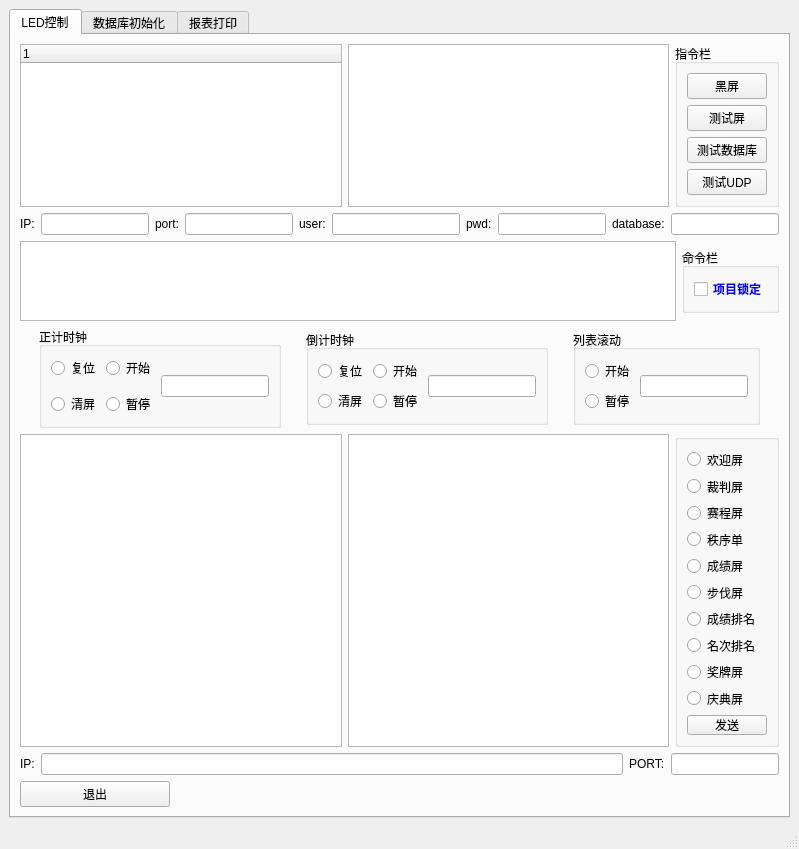
jack-liaojie/LED_DEMO, file module/frm_LED.ui: the form before one commit.
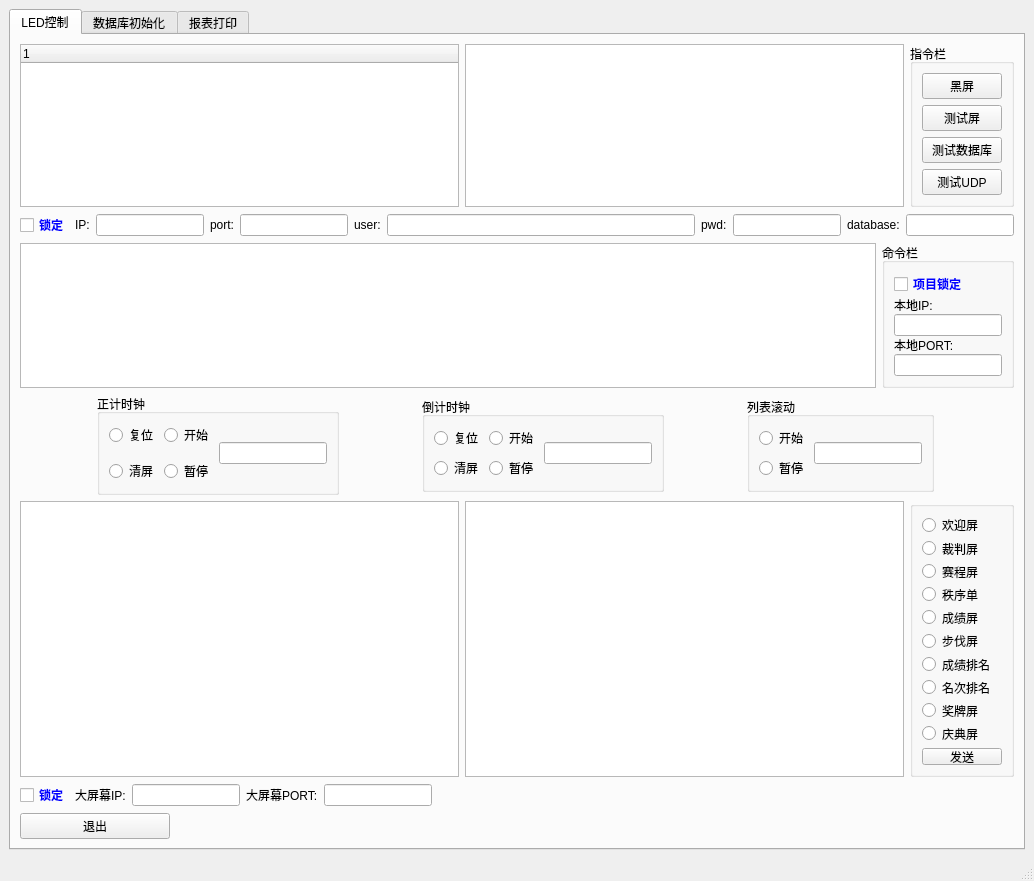
The form after the commit.

Commit message: 9-16时钟控制大屏幕颜色调整都已完成

What changed in the file:
```diff
--- a/module/frm_LED.ui
+++ b/module/frm_LED.ui
@@ -6,8 +6,8 @@
    <rect>
     <x>0</x>
     <y>0</y>
-    <width>799</width>
-    <height>849</height>
+    <width>1034</width>
+    <height>881</height>
    </rect>
   </property>
   <property name="windowTitle">
@@ -135,6 +135,57 @@
         </item>
         <item>
          <layout class="QHBoxLayout" name="horizontalLayout_9">
+          <item>
+           <widget class="QCheckBox" name="ckb_db_confirmed">
+            <property name="palette">
+             <palette>
+              <active>
+               <colorrole role="WindowText">
+                <brush brushstyle="SolidPattern">
+                 <color alpha="255">
+                  <red>0</red>
+                  <green>0</green>
+                  <blue>255</blue>
+                 </color>
+                </brush>
+               </colorrole>
+              </active>
+              <inactive>
+               <colorrole role="WindowText">
+                <brush brushstyle="SolidPattern">
+                 <color alpha="255">
+                  <red>0</red>
+                  <green>0</green>
+                  <blue>255</blue>
+                 </color>
+                </brush>
+               </colorrole>
+              </inactive>
+              <disabled>
+               <colorrole role="WindowText">
+                <brush brushstyle="SolidPattern">
+                 <color alpha="255">
+                  <red>120</red>
+                  <green>120</green>
+                  <blue>120</blue>
+                 </color>
+                </brush>
+               </colorrole>
+              </disabled>
+             </palette>
+            </property>
+            <property name="font">
+             <font>
+              <family>微软雅黑</family>
+              <weight>75</weight>
+              <bold>true</bold>
+             </font>
+            </property>
+            <property name="text">
+             <string>锁定</string>
+            </property>
+           </widget>
+          </item>
           <item>
            <widget class="QLabel" name="label_9">
             <property name="text">
@@ -312,6 +363,52 @@
                </property>
               </widget>
              </item>
+             <item>
+              <widget class="QLabel" name="label_13">
+               <property name="text">
+                <string>本地IP:</string>
+               </property>
+              </widget>
+             </item>
+             <item>
+              <widget class="QLineEdit" name="txt_ip_local">
+               <property name="sizePolicy">
+                <sizepolicy hsizetype="Preferred" vsizetype="Fixed">
+                 <horstretch>0</horstretch>
+                 <verstretch>0</verstretch>
+                </sizepolicy>
+               </property>
+               <property name="minimumSize">
+                <size>
+                 <width>80</width>
+                 <height>0</height>
+                </size>
+               </property>
+              </widget>
+             </item>
+             <item>
+              <widget class="QLabel" name="label_14">
+               <property name="text">
+                <string>本地PORT:</string>
+               </property>
+              </widget>
+             </item>
+             <item>
+              <widget class="QLineEdit" name="txt_port_local">
+               <property name="sizePolicy">
+                <sizepolicy hsizetype="Preferred" vsizetype="Fixed">
+                 <horstretch>0</horstretch>
+                 <verstretch>0</verstretch>
+                </sizepolicy>
+               </property>
+               <property name="minimumSize">
+                <size>
+                 <width>80</width>
+                 <height>0</height>
+                </size>
+               </property>
+              </widget>
+             </item>
             </layout>
            </widget>
           </item>
@@ -646,40 +743,116 @@
         </item>
         <item>
          <layout class="QHBoxLayout" name="horizontalLayout_7">
+          <item>
+           <widget class="QCheckBox" name="ckb_led_confirmed">
+            <property name="palette">
+             <palette>
+              <active>
+               <colorrole role="WindowText">
+                <brush brushstyle="SolidPattern">
+                 <color alpha="255">
+                  <red>0</red>
+                  <green>0</green>
+                  <blue>255</blue>
+                 </color>
+                </brush>
+               </colorrole>
+              </active>
+              <inactive>
+               <colorrole role="WindowText">
+                <brush brushstyle="SolidPattern">
+                 <color alpha="255">
+                  <red>0</red>
+                  <green>0</green>
+                  <blue>255</blue>
+                 </color>
+                </brush>
+               </colorrole>
+              </inactive>
+              <disabled>
+               <colorrole role="WindowText">
+                <brush brushstyle="SolidPattern">
+                 <color alpha="255">
+                  <red>120</red>
+                  <green>120</green>
+                  <blue>120</blue>
+                 </color>
+                </brush>
+               </colorrole>
+              </disabled>
+             </palette>
+            </property>
+            <property name="font">
+             <font>
+              <family>微软雅黑</family>
+              <weight>75</weight>
+              <bold>true</bold>
+             </font>
+            </property>
+            <property name="text">
+             <string>锁定</string>
+            </property>
+           </widget>
+          </item>
           <item>
            <widget class="QLabel" name="label_7">
             <property name="text">
-             <string>IP:</string>
+             <string>大屏幕IP:</string>
             </property>
            </widget>
           </item>
           <item>
            <widget class="QLineEdit" name="txt_ip">
             <property name="sizePolicy">
-             <sizepolicy hsizetype="Expanding" vsizetype="Fixed">
+             <sizepolicy hsizetype="Preferred" vsizetype="Fixed">
               <horstretch>0</horstretch>
               <verstretch>0</verstretch>
              </sizepolicy>
             </property>
+            <property name="minimumSize">
+             <size>
+              <width>80</width>
+              <height>0</height>
+             </size>
+            </property>
            </widget>
           </item>
           <item>
            <widget class="QLabel" name="label_8">
             <property name="text">
-             <string>PORT:</string>
+             <string>大屏幕PORT:</string>
             </property>
            </widget>
           </item>
           <item>
            <widget class="QLineEdit" name="txt_port">
             <property name="sizePolicy">
-             <sizepolicy hsizetype="Fixed" vsizetype="Fixed">
+             <sizepolicy hsizetype="Preferred" vsizetype="Fixed">
               <horstretch>0</horstretch>
               <verstretch>0</verstretch>
              </sizepolicy>
             </property>
+            <property name="minimumSize">
+             <size>
+              <width>80</width>
+              <height>0</height>
+             </size>
+            </property>
            </widget>
           </item>
+          <item>
+           <spacer name="horizontalSpacer_2">
+            <property name="orientation">
+             <enum>Qt::Horizontal</enum>
+            </property>
+            <property name="sizeHint" stdset="0">
+             <size>
+              <width>40</width>
+              <height>20</height>
+             </size>
+            </property>
+           </spacer>
+          </item>
          </layout>
         </item>
         <item>
```
Left out of the diff: 4 changed lines with no effect on the pictures. The commit also changes 18 other files.
